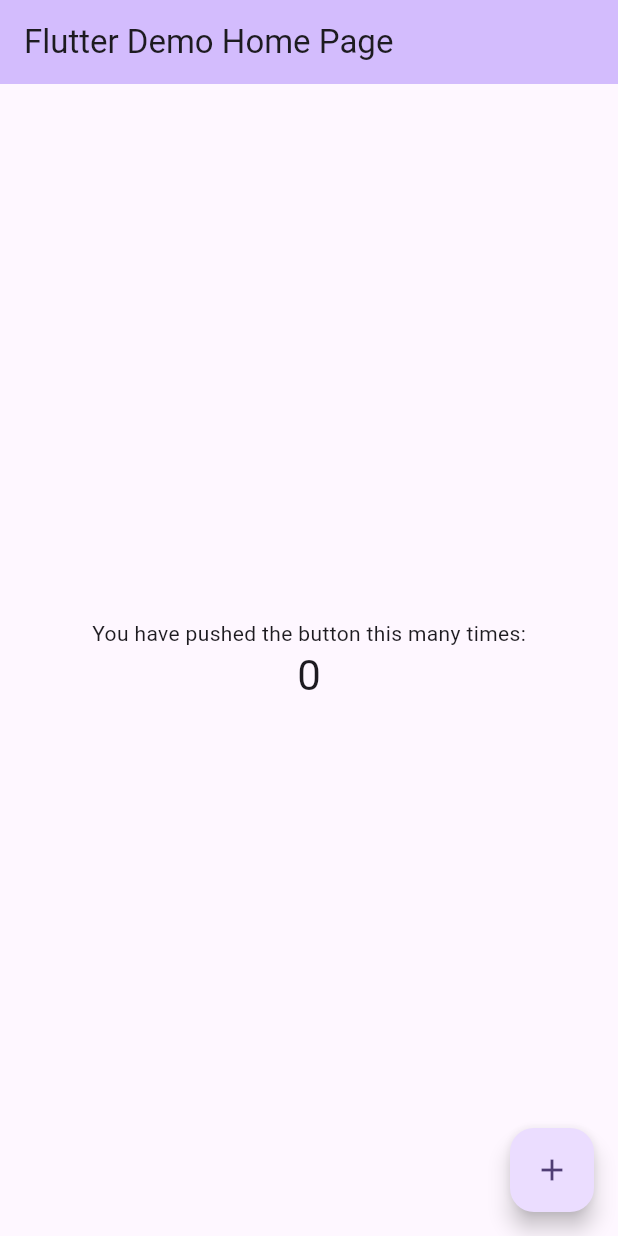
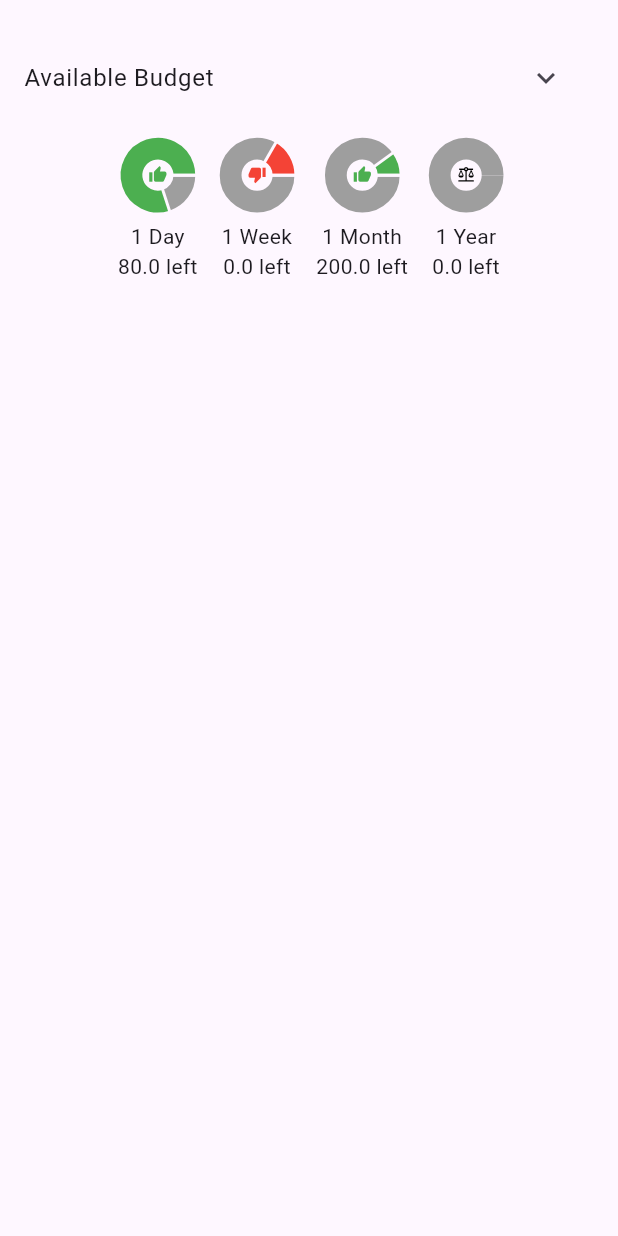
Before and after one commit to denickman/Budget, a Flutter app: the screen it shows after launch, on a phone screen of 412 x 824 dp. Run offline on Flutter 3.47's test engine with Material 3 defaults, Android fonts, the phone set to English and light mode, and no system bars; drawn by our look-alikes of fl_chart.

Commit message:
Add fl_chart package for drawing charts

```diff
--- a/lib/main.dart
+++ b/lib/main.dart
@@ -1,122 +1,11 @@
+import 'package:finapp/screens/available.dart';
 import 'package:flutter/material.dart';
 
+
 void main() {
-  runApp(const MyApp());
+  runApp(
+    const MaterialApp(
+      home: AvailableScreen(),
+    ),
+  );
 }
-
-class MyApp extends StatelessWidget {
-  const MyApp({super.key});
-
-  // This widget is the root of your application.
-  @override
-  Widget build(BuildContext context) {
-    return MaterialApp(
-      title: 'Flutter Demo',
-      theme: ThemeData(
-        // This is the theme of your application.
-        //
-        // TRY THIS: Try running your application with "flutter run". You'll see
-        // the application has a purple toolbar. Then, without quitting the app,
-        // try changing the seedColor in the colorScheme below to Colors.green
-        // and then invoke "hot reload" (save your changes or press the "hot
-        // reload" button in a Flutter-supported IDE, or press "r" if you used
-        // the command line to start the app).
-        //
-        // Notice that the counter didn't reset back to zero; the application
-        // state is not lost during the reload. To reset the state, use hot
-        // restart instead.
-        //
-        // This works for code too, not just values: Most code changes can be
-        // tested with just a hot reload.
-        colorScheme: ColorScheme.fromSeed(seedColor: Colors.deepPurple),
-      ),
-      home: const MyHomePage(title: 'Flutter Demo Home Page'),
-    );
-  }
-}
-
-class MyHomePage extends StatefulWidget {
-  const MyHomePage({super.key, required this.title});
-
-  // This widget is the home page of your application. It is stateful, meaning
-  // that it has a State object (defined below) that contains fields that affect
-  // how it looks.
-
-  // This class is the configuration for the state. It holds the values (in this
-  // case the title) provided by the parent (in this case the App widget) and
-  // used by the build method of the State. Fields in a Widget subclass are
-  // always marked "final".
-
-  final String title;
-
-  @override
-  State<MyHomePage> createState() => _MyHomePageState();
-}
-
-class _MyHomePageState extends State<MyHomePage> {
-  int _counter = 0;
-
-  void _incrementCounter() {
-    setState(() {
-      // This call to setState tells the Flutter framework that something has
-      // changed in this State, which causes it to rerun the build method below
-      // so that the display can reflect the updated values. If we changed
-      // _counter without calling setState(), then the build method would not be
-      // called again, and so nothing would appear to happen.
-      _counter++;
-    });
-  }
-
-  @override
-  Widget build(BuildContext context) {
-    // This method is rerun every time setState is called, for instance as done
-    // by the _incrementCounter method above.
-    //
-    // The Flutter framework has been optimized to make rerunning build methods
-    // fast, so that you can just rebuild anything that needs updating rather
-    // than having to individually change instances of widgets.
-    return Scaffold(
-      appBar: AppBar(
-        // TRY THIS: Try changing the color here to a specific color (to
-        // Colors.amber, perhaps?) and trigger a hot reload to see the AppBar
-        // change color while the other colors stay the same.
-        backgroundColor: Theme.of(context).colorScheme.inversePrimary,
-        // Here we take the value from the MyHomePage object that was created by
-        // the App.build method, and use it to set our appbar title.
-        title: Text(widget.title),
-      ),
-      body: Center(
-        // Center is a layout widget. It takes a single child and positions it
-        // in the middle of the parent.
-        child: Column(
-          // Column is also a layout widget. It takes a list of children and
-          // arranges them vertically. By default, it sizes itself to fit its
-          // children horizontally, and tries to be as tall as its parent.
-          //
-          // Column has various properties to control how it sizes itself and
-          // how it positions its children. Here we use mainAxisAlignment to
-          // center the children vertically; the main axis here is the vertical
-          // axis because Columns are vertical (the cross axis would be
-          // horizontal).
-          //
-          // TRY THIS: Invoke "debug painting" (choose the "Toggle Debug Paint"
-          // action in the IDE, or press "p" in the console), to see the
-          // wireframe for each widget.
-          mainAxisAlignment: MainAxisAlignment.center,
-          children: <Widget>[
-            const Text('You have pushed the button this many times:'),
-            Text(
-              '$_counter',
-              style: Theme.of(context).textTheme.headlineMedium,
-            ),
-          ],
-        ),
-      ),
-      floatingActionButton: FloatingActionButton(
-        onPressed: _incrementCounter,
-        tooltip: 'Increment',
-        child: const Icon(Icons.add),
-      ), // This trailing comma makes auto-formatting nicer for build methods.
-    );
-  }
-}
--- a/lib/screens/available.dart
+++ b/lib/screens/available.dart
@@ -0,0 +1,173 @@
+import 'package:flutter/material.dart';
+import 'package:fl_chart/fl_chart.dart';
+
+class AvailableScreen extends StatefulWidget {
+  const AvailableScreen({super.key});
+
+  @override
+  State<AvailableScreen> createState() {
+    return _AvailableScreenState();
+  }
+}
+
+class _AvailableScreenState extends State<AvailableScreen> {
+  // ===== Properties ======
+
+  bool _isExpanded = false;
+
+  final List<Map<String, dynamic>> periods = [
+    {'label': '1 Day', 'initial': 100.0, 'spent': 20.0},
+    {'label': '1 Week', 'initial': 500.0, 'spent': 600.0},
+    {'label': '1 Month', 'initial': 2000.0, 'spent': 1800.0},
+    {'label': '1 Year', 'initial': 24000.0, 'spent': 24000.0},
+  ];
+
+  // ===== Methods ======
+
+  // Function for calculating sectors and icons
+ List<PieChartSectionData> getSections(double initial, double spent, double circleSize) {
+  double gray = spent > initial ? initial : spent;
+  double red = spent > initial ? spent - initial : 0;
+  double green = spent < initial ? initial - spent : 0;
+  double total = gray + red + green;
+
+  final double radius = circleSize * 0.35; // радиус секции (меньше, чем circleSize)
+  final double centerRadius = circleSize * 0.25; // радиус центра
+
+  return [
+    if (gray > 0)
+      PieChartSectionData(
+        value: gray / total * 100,
+        color: Colors.grey,
+        radius: radius,
+        showTitle: false,
+      ),
+    if (red > 0)
+      PieChartSectionData(
+        value: red / total * 100,
+        color: Colors.red,
+        radius: radius,
+        showTitle: false,
+      ),
+    if (green > 0)
+      PieChartSectionData(
+        value: green / total * 100,
+        color: Colors.green,
+        radius: radius,
+        showTitle: false,
+      ),
+  ];
+}
+
+
+  IconData getCenterIcon(double initial, double spent) {
+    if (spent > initial) return Icons.thumb_down; // Красный
+    if (spent < initial) return Icons.thumb_up; // Зеленый
+    return Icons.balance; // Нейтральный (замените на вашу иконку)
+  }
+
+  double getRemaining(double initial, double spent) {
+    return spent > initial ? 0 : initial - spent;
+  }
+
+  Widget _buildExpandedText() {
+    return Padding(
+      padding: const EdgeInsets.all(16),
+      child: Text(
+        'Available Budget in details',
+        style: TextStyle(fontSize: 20, fontWeight: FontWeight.bold),
+      ),
+    );
+  }
+
+  // For creating circles
+  Widget _buildPeriodCircles(BuildContext context) {
+    final screenWidth = MediaQuery.of(context).size.width;
+    final spacing = 16.0;
+    final itemsPerRow = 4; // сколько кругов в ряд хотим
+    final availableWidth = screenWidth - (spacing * (itemsPerRow + 1));
+    final circleSize = (availableWidth / itemsPerRow) / 2;
+
+    return Wrap(
+      spacing: spacing,
+      runSpacing: spacing,
+      alignment: WrapAlignment.center,
+      children: periods.map((period) {
+        double initial = period['initial'];
+        double spent = period['spent'];
+
+        return GestureDetector(
+          onTap: () => print('Tapped ${period['label']}'),
+          child: Column(
+            children: [
+              Stack(
+                alignment: Alignment.center,
+                children: [
+                  SizedBox(
+                    width: circleSize,
+                    height: circleSize,
+                    child: PieChart(
+                      PieChartData(
+                       sections: getSections(initial, spent, circleSize),
+                        centerSpaceRadius: circleSize * 0.25,
+                        sectionsSpace: 2,
+                        borderData: FlBorderData(show: false),
+                      ),
+                    ),
+                  ),
+                  Icon(
+                    getCenterIcon(initial, spent),
+                    size: circleSize * 0.3,
+                    color: spent > initial
+                        ? Colors.red
+                        : (spent < initial ? Colors.green : Colors.black),
+                  ),
+                ],
+              ),
+              SizedBox(height: 10),
+              Text(period['label'], textAlign: TextAlign.center),
+              Text(
+                '${getRemaining(initial, spent)} left',
+                textAlign: TextAlign.center,
+              ),
+            ],
+          ),
+        );
+      }).toList(),
+    );
+  }
+
+  // ===== Lifecycle ======
+
+  @override
+  Widget build(BuildContext context) {
+    return Scaffold(
+       //appBar: AppBar(title: Text('Budget App')),
+      body: Column(
+        children: [
+          SizedBox(height: 24),
+          ListTile(
+            title: Text('Available Budget'),
+            trailing: IconButton(
+              icon: Icon(
+                _isExpanded
+                    ? Icons.keyboard_arrow_up
+                    : Icons.keyboard_arrow_down,
+              ),
+              onPressed: () {
+                setState(() => _isExpanded = !_isExpanded);
+                print('Expand DATA!');
+              },
+            ),
+          ),
+          Padding(
+            padding: const EdgeInsets.all(16.0),
+            child: _buildPeriodCircles(context),
+          ),
+
+          if (_isExpanded) _buildExpandedText(),
+        ],
+      ),
+    );
+  }
+}
```
Also changed, not shown: 3 other files.
